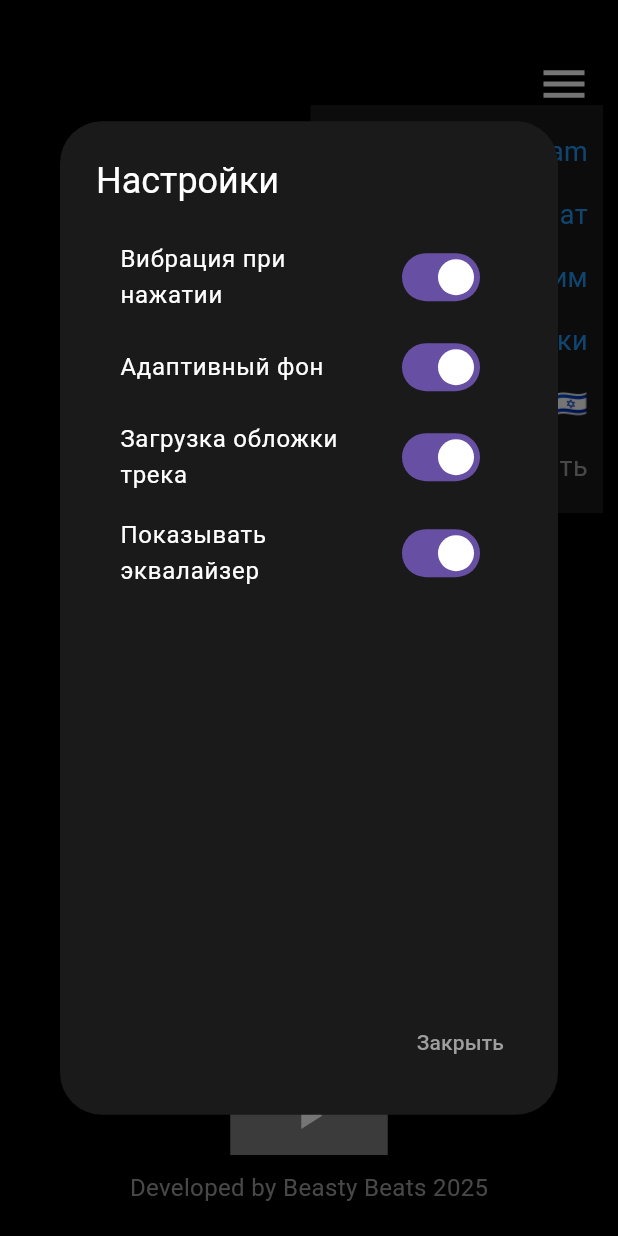
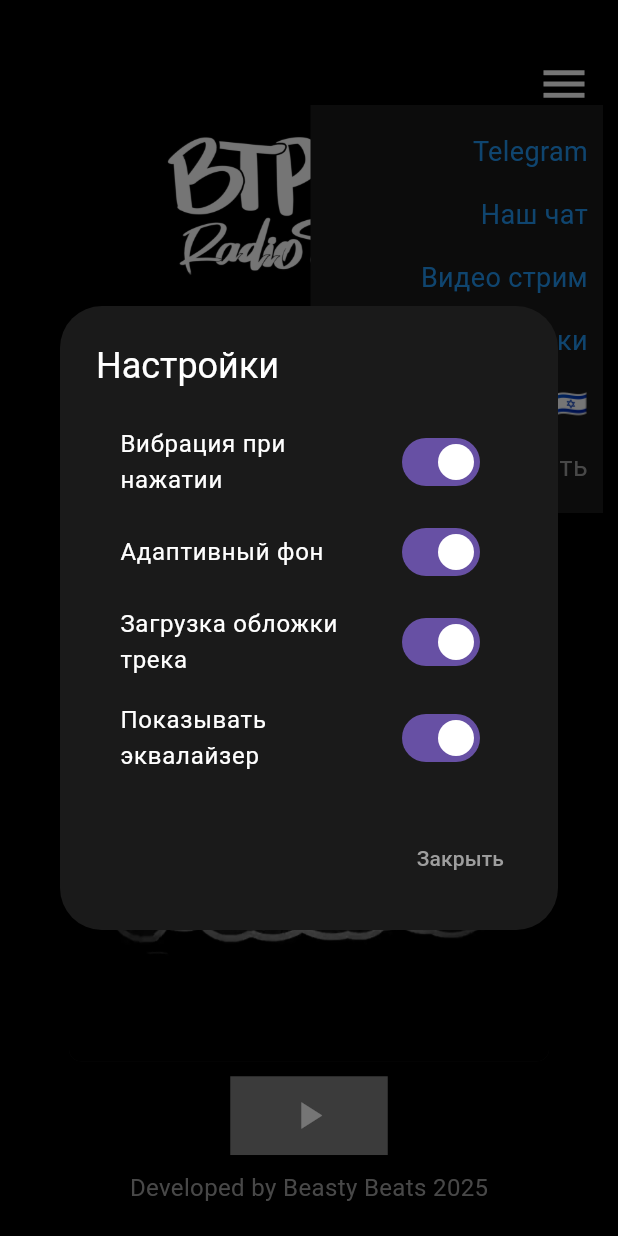
Before and after one commit to Beasty177/vtrnk-radio, a Flutter app: the screen it shows after launch, after a tap on the "menu" icon, after a tap on "Настройки", on a phone screen of 412 x 824 dp. Run offline on Flutter 3.47's test engine with Material 3 defaults, Android fonts, the phone set to English and light mode, and no system bars; drawn by our look-alikes of cached_network_image; our stand-ins replace audio_service, just_audio, just_audio_background, palette_generator, shared_preferences, socket_io_client; network calls fail.

Commit message:
Reduced Settings AlertDialog width to 70% screen (ConstrainedBox maxWidth), added SingleChildScrollView scrolling. Explained modal vs custom overlay dismissal principles. Fixed ParentDataWidget errors.
Уменьшена ширина AlertDialog настроек до 70% экрана (ConstrainedBox maxWidth), добавлена прокрутка с SingleChildScrollView. Объяснены принципы закрытия модалок vs кастомных overlay. Убраны ParentDataWidget ошибки.

```diff
--- a/lib/main.dart
+++ b/lib/main.dart
@@ -341,11 +341,12 @@ class _MyHomePageState extends State<MyHomePage> with TickerProviderStateMixin {
                 AppLocalizations.of(context).settings,
                 style: const TextStyle(color: Colors.white),
               ),
-              content: SizedBox(
-                width: double.maxFinite,
-                height: MediaQuery.of(context).size.height * 0.6, // Размер окна
+              content: ConstrainedBox(
+                constraints: BoxConstraints(
+                  maxWidth: MediaQuery.of(context).size.width * 0.7,
+                  maxHeight: MediaQuery.of(context).size.height * 0.6,
+                ),
                 child: SingleChildScrollView(
-                  // Прокрутка для настроек
                   child: Column(
                     mainAxisSize: MainAxisSize.min,
                     children: [
```
